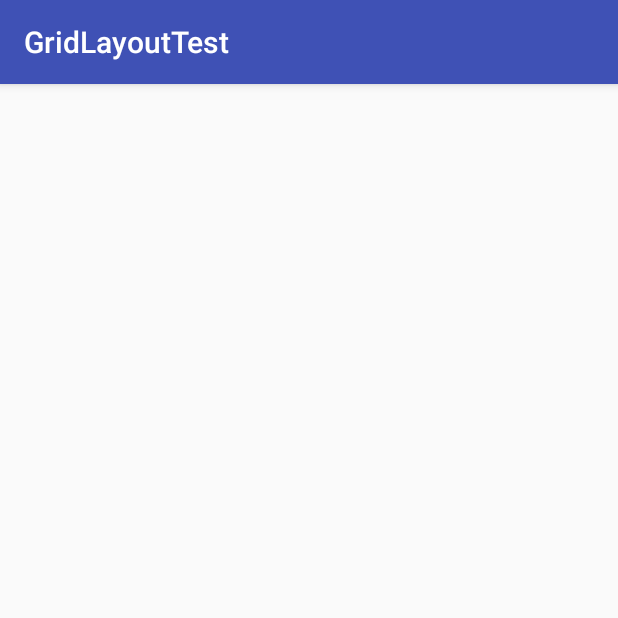
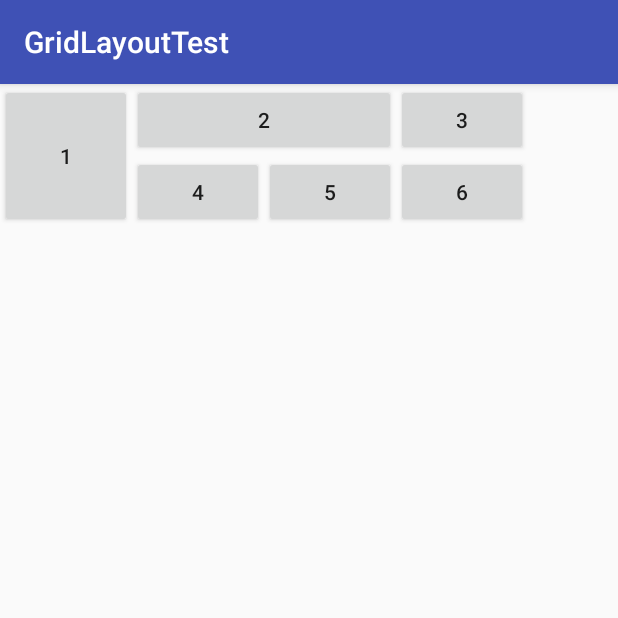
Before and after one commit to lia318/GridLayoutTest, an Android app: the screen it shows after launch (MainActivity), on a phone screen of 412 x 824 dp, the top half of it. Run offline under Robolectric (Android 15) with nearby library versions, the phone set to English and light mode, and no system bars.

Commit message:
#2 gridlayout Button

```diff
--- a/app/src/main/res/layout/activity_main.xml
+++ b/app/src/main/res/layout/activity_main.xml
@@ -1,9 +1,9 @@
 <?xml version="1.0" encoding="utf-8"?>
-<gridlayout xmlns:android="http://schemas.android.com/apk/res/android"
+<GridLayout xmlns:android="http://schemas.android.com/apk/res/android"
     xmlns:app="http://schemas.android.com/apk/res-auto"
     xmlns:tools="http://schemas.android.com/tools"
     android:layout_width="match_parent"
-    android:layout_height="match_parent"
+    android:layout_height="wrap_content"
     android:rowCount="2"
     android:columnCount="4"
     tools:context="com.example.sojun.gridlayouttest.MainActivity">
@@ -14,28 +14,31 @@
         android:text="1"
         android:layout_row = "0"
         android:layout_column="0"
-        />
+        android:layout_rowSpan="2"
+        android:layout_gravity="fill_vertical" />
 
     <Button
         android:layout_width="wrap_content"
         android:layout_height="wrap_content"
         android:text="2"
         android:layout_row = "0"
-        android:layout_column="1"/>
+        android:layout_column="1"
+        android:layout_columnSpan="2"
+        android:layout_gravity="fill_horizontal" />
 
     <Button
         android:layout_width="wrap_content"
         android:layout_height="wrap_content"
         android:text="3"
         android:layout_row = "0"
-        android:layout_column="3"/>
+        android:layout_column="3" />
 
     <Button
         android:layout_width="wrap_content"
         android:layout_height="wrap_content"
         android:text="4"
         android:layout_row = "1"
-        android:layout_column="1"/>
+        android:layout_column="1" />
 
     <Button
         android:layout_width="wrap_content"
@@ -51,6 +54,9 @@
         android:layout_row = "1"
         android:layout_column="3"/>
 
-</gridlayout>
+</GridLayout>
 
-<!-- rowCount : 행 / columnCount : 열 -->
+<!-- rowCount : 행 / columnCount : 열
+     rowSpan, columnSpan : 셀 병합하는 속성
+     layout_gravity="fill_vertical" => GridLayout에 height="wrap_content"
+     붙여야지만 원하는 크기로 병합하여 사용할 수 있다. -->
```
